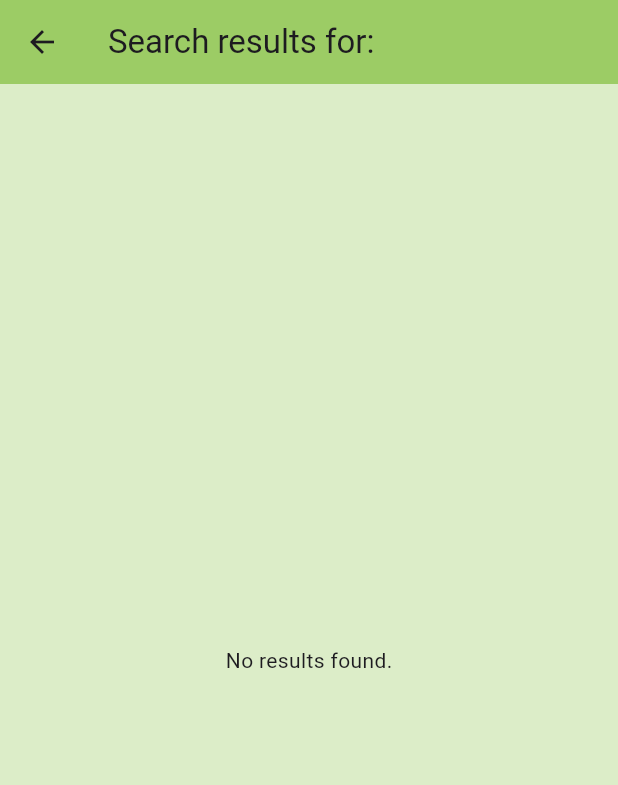
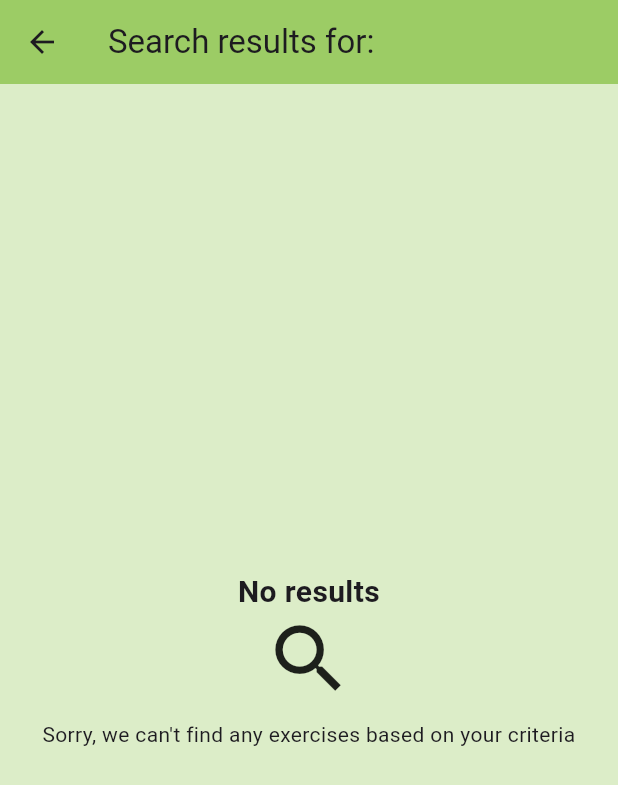
Before and after one commit to mantot-123/gym_workout_finder_tracker_app_flutter, a Flutter app: the SearchResultsPage screen opened directly with empty values, on a phone screen of 412 x 824 dp. Shown: the top 785 px of the screen. Run offline on Flutter 3.47's test engine with Material 3 defaults, Android fonts, the phone set to English and light mode, and no system bars; our stand-ins replace hive, hive_flutter, loading_animation_widget; accounts and stored records are empty; network calls fail.

Commit message:
refactor: Spiced up the "no results" screen

```diff
--- a/lib/db.dart
+++ b/lib/db.dart
@@ -1,6 +1,6 @@
 import "package:hive/hive.dart";
+import "package:hive_flutter/hive_flutter.dart";
 import "models/workout.dart";
-import "package:hive_flutter/hive_flutter.dart";
 
 class WorkoutsDB {
   static List<Workout> savedWorkouts = [];
--- a/lib/pages/search_results.dart
+++ b/lib/pages/search_results.dart
@@ -64,7 +64,17 @@ class _SearchResultsPageState extends State<SearchResultsPage> {
             }
             else if(!snapshot!.hasData || snapshot.data!.isEmpty) {
               // print(snapshot.data);
-              return Center(child: Text("No results found."));
+              return Center(
+                child: Column(
+                mainAxisAlignment: MainAxisAlignment.center,
+                children: [
+                  Text("No results", textAlign: TextAlign.center, style: TextStyle(fontSize: 20, fontWeight: FontWeight.bold)),
+                  Icon(Icons.search, size: 60),
+                  SizedBox(height: 10),
+                  Text("Sorry, we can't find any exercises based on your criteria", textAlign: TextAlign.center)
+                ],
+              )
+              );
             }
             else {
               // print(snapshot.data);
```
